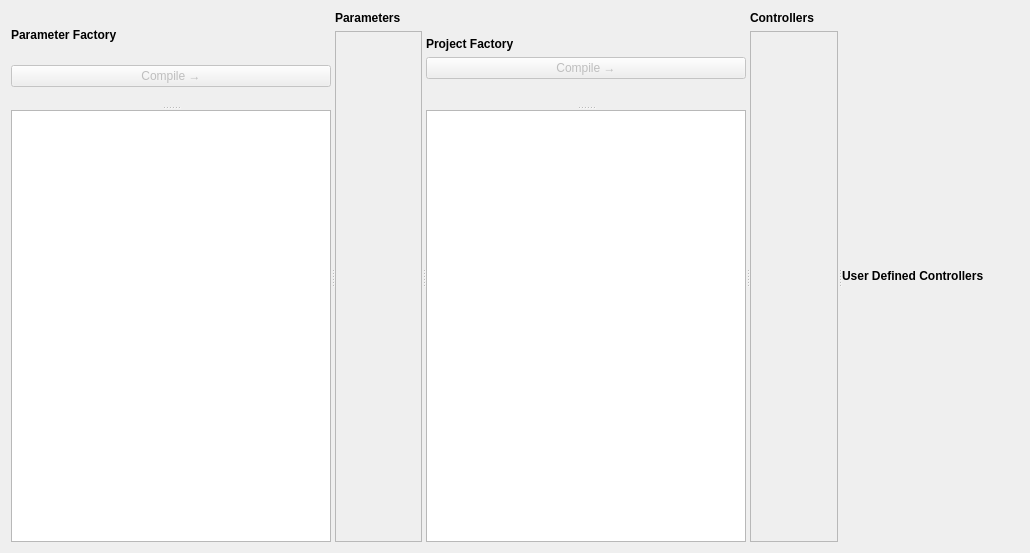
This is sails/ui/mmck/mainwidget.ui in metrasynth/solar-sails as Qt 5 draws it before an edit. The edited form follows.
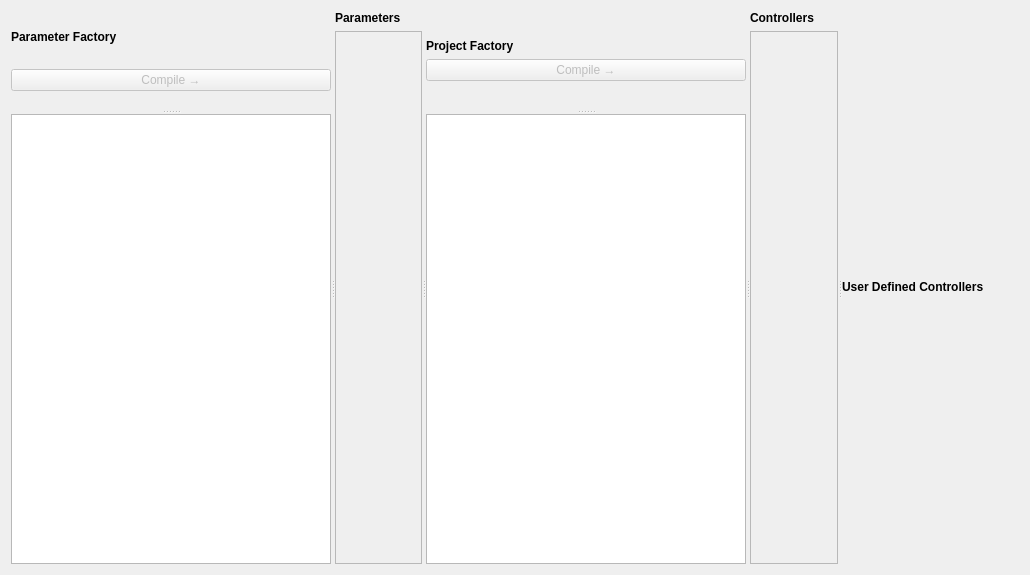
This is the edited form.

Commit message: Scroll to bottom of output after running script

The edit to the form file:
```diff
--- a/sails/ui/mmck/mainwidget.ui
+++ b/sails/ui/mmck/mainwidget.ui
@@ -7,7 +7,7 @@
     <x>0</x>
     <y>0</y>
     <width>1030</width>
-    <height>553</height>
+    <height>575</height>
    </rect>
   </property>
   <property name="windowTitle">
@@ -59,13 +59,19 @@
         </item>
        </layout>
       </widget>
-      <widget class="QTextBrowser" name="parameter_output">
+      <widget class="QPlainTextEdit" name="parameter_output">
        <property name="sizePolicy">
         <sizepolicy hsizetype="Expanding" vsizetype="MinimumExpanding">
          <horstretch>0</horstretch>
          <verstretch>0</verstretch>
         </sizepolicy>
        </property>
+       <property name="readOnly">
+        <bool>true</bool>
+       </property>
+       <property name="centerOnScroll">
+        <bool>false</bool>
+       </property>
       </widget>
      </widget>
      <widget class="QWidget" name="layoutWidget">
@@ -108,8 +114,8 @@
            <rect>
             <x>0</x>
             <y>0</y>
-            <width>123</width>
-            <height>499</height>
+            <width>91</width>
+            <height>521</height>
            </rect>
           </property>
           <layout class="QVBoxLayout" name="verticalLayout_10">
@@ -138,7 +144,7 @@
       <property name="orientation">
        <enum>Qt::Vertical</enum>
       </property>
-      <widget class="QWidget" name="">
+      <widget class="QWidget" name="layoutWidget">
        <layout class="QVBoxLayout" name="verticalLayout_3">
         <item>
          <layout class="QVBoxLayout" name="verticalLayout_12">
@@ -185,6 +191,12 @@
          <verstretch>0</verstretch>
         </sizepolicy>
        </property>
+       <property name="readOnly">
+        <bool>true</bool>
+       </property>
+       <property name="centerOnScroll">
+        <bool>false</bool>
+       </property>
       </widget>
      </widget>
      <widget class="QWidget" name="layoutWidget">
@@ -227,8 +239,8 @@
            <rect>
             <x>0</x>
             <y>0</y>
-            <width>86</width>
-            <height>499</height>
+            <width>90</width>
+            <height>521</height>
            </rect>
           </property>
           <layout class="QVBoxLayout" name="verticalLayout_9">
```
The commit also changes 1 other file.
